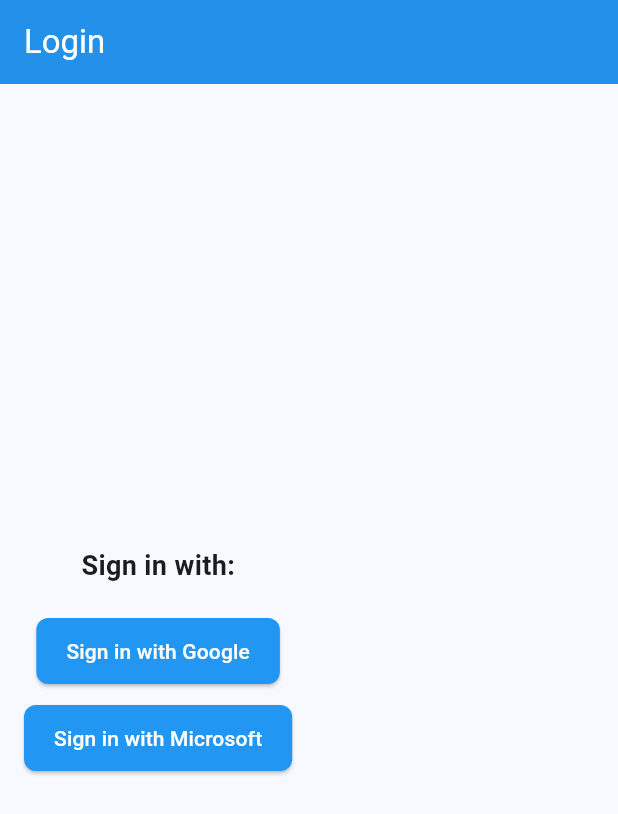
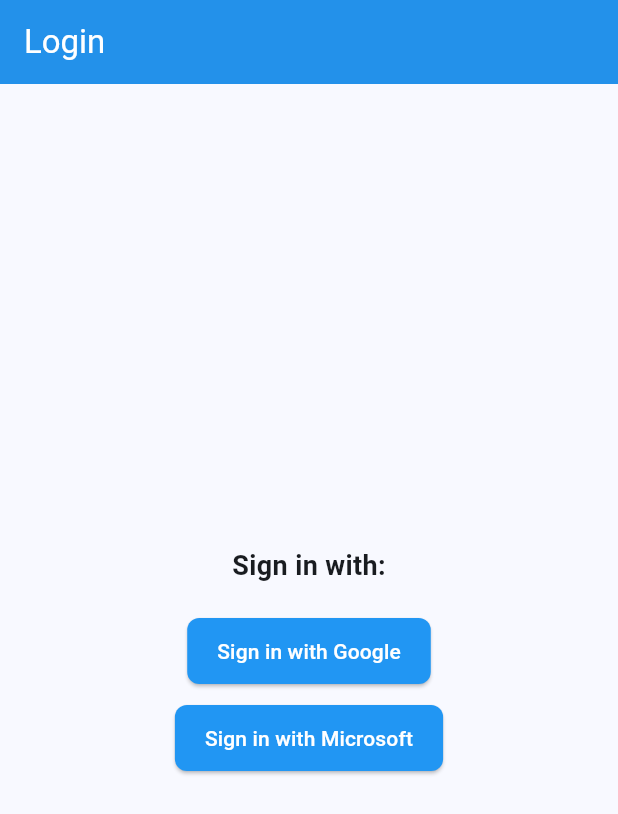
Before and after one commit to OwenAEdwards/SmartParking, a Flutter app: the screen it shows after launch, on a phone screen of 412 x 824 dp. Shown: the top 814 px of the screen. Run offline on Flutter 3.47's test engine with Material 3 defaults, Android fonts, the phone set to English and light mode, and no system bars; our stand-ins replace firebase_auth, firebase_core, flutter_secure_storage, google_sign_in; accounts and stored records are empty.

Commit message:
Centered login_screen ElevatedButton components

```diff
--- a/mobile-ui/lib/views/login_screen.dart
+++ b/mobile-ui/lib/views/login_screen.dart
@@ -21,7 +21,9 @@
               style: TextStyle(fontSize: 18, fontWeight: FontWeight.bold),
             ),
             const SizedBox(height: 20),
-            ElevatedButton(
+            Align(
+              alignment: Alignment.center,
+              child: ElevatedButton(
                 onPressed: () async {
                   bool success = await authProvider.signInWithGoogle();
                   if (success) {
@@ -34,8 +36,11 @@
                 },
                 child: const Text('Sign in with Google'),
               ),
+            ),
             const SizedBox(height: 10),
-            ElevatedButton(
+            Align(
+              alignment: Alignment.center,
+              child: ElevatedButton(
                 onPressed: () async {
                   bool success = await authProvider.signInWithMicrosoft();
                   if (success) {
@@ -48,6 +53,7 @@
                 },
                 child: const Text('Sign in with Microsoft'),
               ),
+            ),
           ],
         ),
       ),
```
Lines whose indentation alone changed are shown as unchanged.
